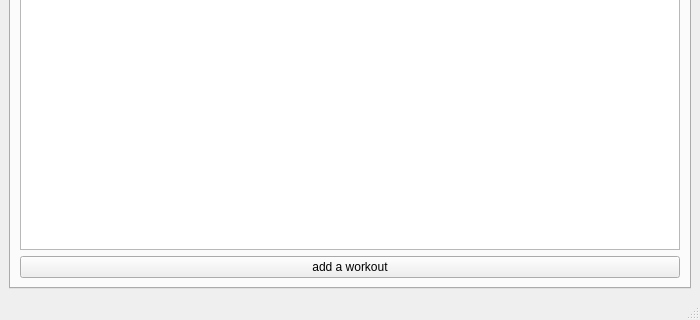
First picture: the form in training-diary/mainwindow.ui, repository userDymon/training-diary, before the edit; both pictures show x 0 to 700 and y 199 to 519 of the 700 by 519 pixel window.
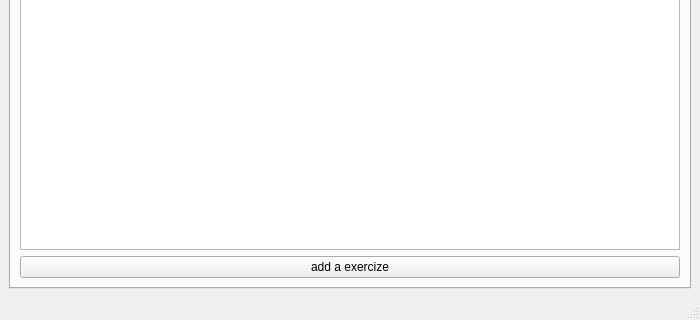
Second picture: the form after the edit.

```diff
--- a/training-diary/mainwindow.ui
+++ b/training-diary/mainwindow.ui
@@ -30,7 +30,7 @@
           <item>
            <widget class="QPushButton" name="pushButton">
             <property name="text">
-             <string>add a workout</string>
+             <string>add a exercize</string>
             </property>
            </widget>
           </item>
```
Left out of the diff: 3 changed lines with no effect on the pictures.
